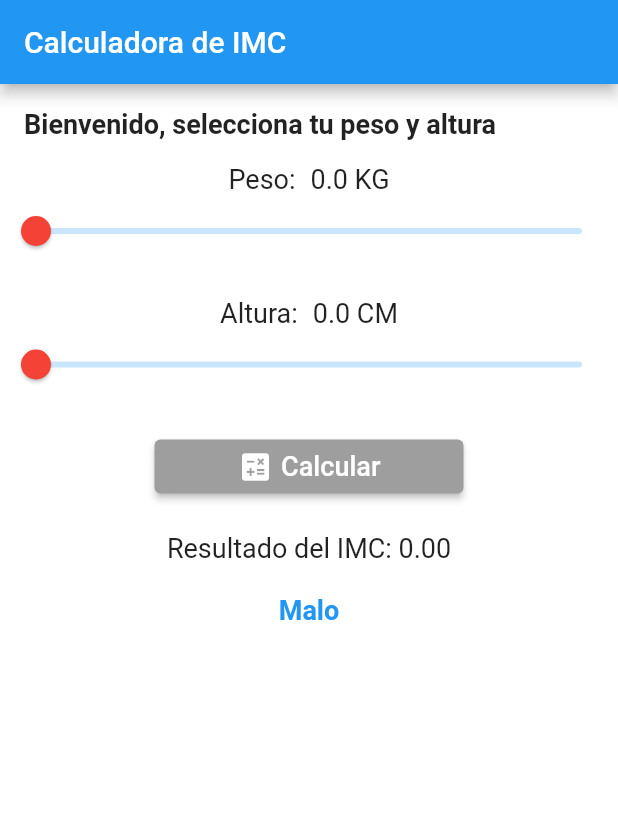
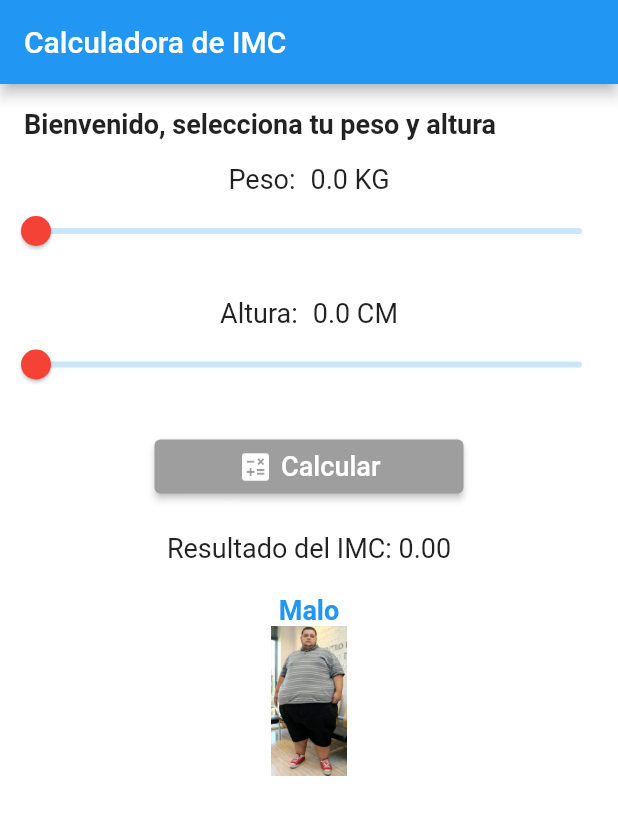
Before and after one commit to kevinRojas13/ExamenKevin, a Flutter app: the screen it shows after launch, on a phone screen of 412 x 824 dp. Shown: the top 815 px of the screen. Run offline on Flutter 3.47's test engine with Material 2 defaults, Android fonts, the phone set to English and light mode, and no system bars.

Commit message:
agregandi imagenes según resultado

```diff
--- a/lib/main.dart
+++ b/lib/main.dart
@@ -34,17 +34,26 @@ class _InputPageState extends State<InputPage> {
     }
   }
 
+  // Función para obtener la ruta de la imagen según el resultado del IMC.
+  String getImagePath(String imcMessage) {
+    if (imcMessage == "Bueno") {
+      return "assets/images/bueno.png"; // IMAGEN
+    } else if (imcMessage == "Malo") {
+      return "assets/images/gordo.png"; // IMAGEN
+    } else {
+      return "assets/images/entrenando.png"; //IMAGEN
+    }
+  }
+
   @override
   Widget build(BuildContext context) {
-    double screenWidth =
-        MediaQuery.of(context).size.width; // Obtiene el ancho de la pantalla.
+    double screenWidth = MediaQuery.of(context).size.width;
 
     return Scaffold(
       appBar: AppBar(
-        title: Text('Calculadora de IMC'), // Título de la barra de navegación.
+        title: Text('Calculadora de IMC'),
       ),
-      backgroundColor:
-          Colors.white, // Establece el color de fondo de la pantalla.
+      backgroundColor: Colors.white,
       body: Column(
         crossAxisAlignment: CrossAxisAlignment.start,
         children: <Widget>[
@@ -58,7 +67,6 @@ class _InputPageState extends State<InputPage> {
               ),
             ),
           ),
-          // Sección de peso
           Row(
             mainAxisAlignment: MainAxisAlignment.center,
             children: <Widget>[
@@ -88,7 +96,6 @@ class _InputPageState extends State<InputPage> {
             activeColor: Colors.red,
           ),
           SizedBox(height: 20),
-          // Sección de altura
           Row(
             mainAxisAlignment: MainAxisAlignment.center,
             children: <Widget>[
@@ -118,7 +125,6 @@ class _InputPageState extends State<InputPage> {
             activeColor: Colors.red,
           ),
           SizedBox(height: 20),
-          // Botón "Calcular" con cálculo de IMC
           Center(
             child: Container(
               width: screenWidth / 2,
@@ -169,6 +175,16 @@ class _InputPageState extends State<InputPage> {
               ),
             ),
           ),
+          // Mostrar imagen según el resultado del IMC.
+          if (getIMCMessage(bmi) != "Regular")
+            Center(
+              child: Image.asset(
+                getImagePath(getIMCMessage(
+                    bmi)), // Utiliza la función para obtener la imagen.
+                width: 100, // Ancho de la imagen.
+                height: 100, // Alto de la imagen.
+              ),
+            ),
         ],
       ),
     );
--- a/pubspec.yaml
+++ b/pubspec.yaml
@@ -59,8 +59,8 @@ flutter:
   uses-material-design: true
 
   # To add assets to your application, add an assets section, like this:
-  # assets:
-  #   - images/a_dot_burr.jpeg
+  assets:
+    - assets/images/
   #   - images/a_dot_ham.jpeg
 
   # An image asset can refer to one or more resolution-specific "variants", see
```
Also changed, not shown: assets/images/bueno.png (added), assets/images/entrenando.png (added), assets/images/gordo.png (added).
